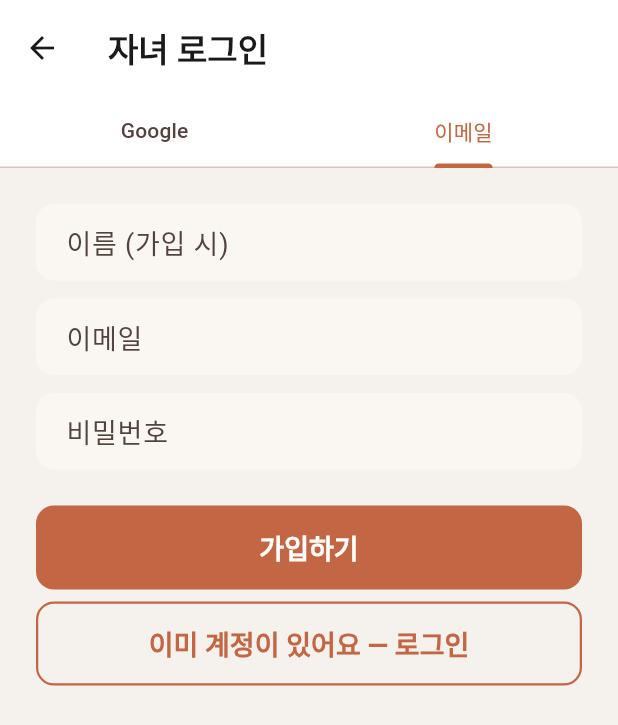
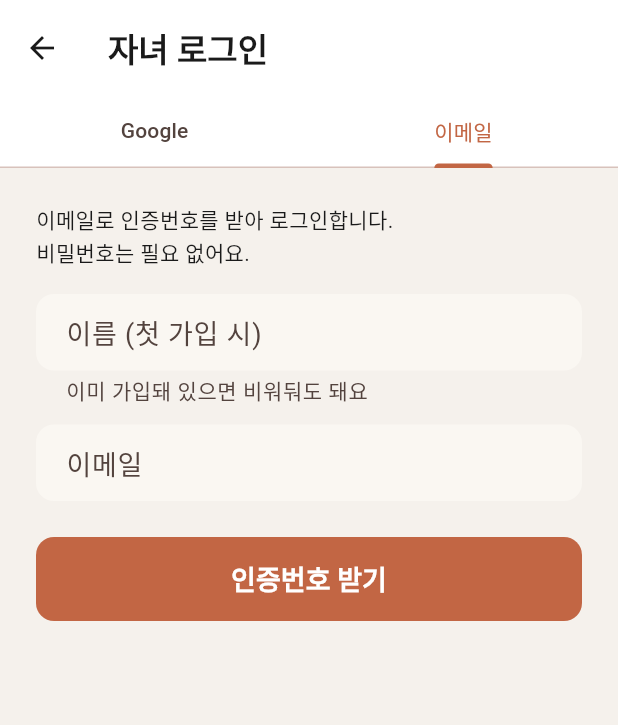
Before and after one commit to y0000h/kyh_medi, a Flutter app: the ChildLoginScreen screen opened directly, tab 2 chosen, on a phone screen of 412 x 824 dp. Shown: the top 725 px of the screen. Run offline on Flutter 3.47's test engine with Material 3 defaults, Android fonts, the phone set to English and light mode, and no system bars; our stand-ins replace firebase_core, firebase_messaging, flutter_local_notifications, google_mobile_ads, hive, hive_flutter and 6 more; accounts and stored records are empty; Roboto replaces fonts that are missing (Pretendard).

Commit message:
feat(child): 자녀 인증 이메일/비번 → 이메일 OTP 전환
- ChildAuthService: signUp/signIn → sendEmailOtp + verifyEmailOtp. 첫 로그인 시 displayName 메타데이터로 자동 가입. emailRedirectTo로 메일 링크 클릭 시 앱 자동 열림 흐름도 함께.
- ChildLoginScreen: 2단계 UI (이메일+이름 → 인증번호 받기 → 코드 입력 → 확인). 코드 입력 최대 길이 10으로 풀어 Supabase 프로젝트 설정에 따른 6/8자리 가변 대응.
- ChildHomeScreen: AppBar에 로그아웃 액션 + 확인 다이얼로그.
- docs/supabase-email-template.md: Supabase Dashboard Auth → Email Templates → Magic Link 탭에 붙여넣을 HTML. {{ .Token }} 6자리 코드 큰 글씨 + 로그인 버튼. 중복 면책 문구(Supabase footer가 자동 추가) 제거.

⚠️ Google OAuth는 코드 OK — Supabase 콘솔에서 Provider 활성화 + OAuth client ID/secret 등록 필요(별도).

Co-Authored-By: Claude Opus 4.7 (1M context) <noreply@anthropic.com>

```diff
--- a/lib/features/child/auth/ui/child_login_screen.dart
+++ b/lib/features/child/auth/ui/child_login_screen.dart
@@ -1,9 +1,14 @@
 import 'package:flutter/material.dart';
+import 'package:flutter/services.dart';
 import '../child_auth_service.dart';
 
-/// 자녀 로그인 화면 — Google OAuth + 이메일 2탭.
+/// 자녀 로그인 화면 — Google OAuth + 이메일 OTP 2탭.
+///
+/// - 이메일 탭은 비밀번호 없는 OTP 방식: 이메일 입력 → 인증번호 메일 발송 →
+///   6자리 코드 입력 → 검증. 첫 로그인 시 자동 계정 생성.
 class ChildLoginScreen extends StatefulWidget {
-  const ChildLoginScreen({super.key});
+  final VoidCallback? onModeChange;
+  const ChildLoginScreen({super.key, this.onModeChange});
 
   @override
   State<ChildLoginScreen> createState() => _ChildLoginScreenState();
@@ -14,10 +19,12 @@ class _ChildLoginScreenState extends State<ChildLoginScreen>
   late final TabController _tab;
   final _auth = ChildAuthService();
   final _email = TextEditingController();
-  final _password = TextEditingController();
   final _name = TextEditingController();
+  final _otp = TextEditingController();
   bool _loading = false;
+  bool _otpSent = false;
   String? _error;
+  String? _info;
 
   @override
   void initState() {
@@ -29,30 +36,95 @@ class _ChildLoginScreenState extends State<ChildLoginScreen>
   void dispose() {
     _tab.dispose();
     _email.dispose();
-    _password.dispose();
     _name.dispose();
+    _otp.dispose();
     super.dispose();
   }
 
-  Future<void> _go(Future<void> Function() action) async {
+  Future<void> _sendOtp() async {
+    final email = _email.text.trim();
+    if (email.isEmpty || !email.contains('@')) {
+      setState(() => _error = '올바른 이메일을 입력해주세요');
+      return;
+    }
+    setState(() {
+      _loading = true;
+      _error = null;
+      _info = null;
+    });
+    try {
+      await _auth.sendEmailOtp(
+        email: email,
+        displayName: _name.text.trim(),
+      );
+      if (!mounted) return;
+      setState(() {
+        _otpSent = true;
+        _info = '$email 으로 6자리 인증번호를 보냈어요. 메일 확인 후 입력해주세요.';
+      });
+    } catch (e) {
+      if (mounted) setState(() => _error = '인증번호 발송 실패: $e');
+    } finally {
+      if (mounted) setState(() => _loading = false);
+    }
+  }
+
+  Future<void> _verifyOtp() async {
+    final code = _otp.text.trim();
+    if (code.length < 6) {
+      setState(() => _error = '인증번호를 끝까지 입력해주세요');
+      return;
+    }
     setState(() {
       _loading = true;
       _error = null;
     });
     try {
-      await action();
+      await _auth.verifyEmailOtp(email: _email.text.trim(), token: code);
       await _auth.ensureChildUserRow(displayName: _name.text.trim());
+      // child_shell이 onAuthStateChange로 전환됨 — 추가 navigation 불필요
     } catch (e) {
-      if (mounted) setState(() => _error = '$e');
+      if (mounted) setState(() => _error = '인증번호가 맞지 않거나 만료됐어요');
     } finally {
       if (mounted) setState(() => _loading = false);
     }
+  }
+
+  Future<void> _googleSignIn() async {
+    setState(() {
+      _loading = true;
+      _error = null;
+    });
+    try {
+      await _auth.signInWithGoogle();
+      await _auth.ensureChildUserRow(displayName: _name.text.trim());
+    } catch (e) {
+      if (mounted) setState(() => _error = 'Google 로그인 실패: $e');
+    } finally {
+      if (mounted) setState(() => _loading = false);
+    }
+  }
+
+  void _resetEmailFlow() {
+    setState(() {
+      _otpSent = false;
+      _otp.clear();
+      _error = null;
+      _info = null;
+    });
   }
 
   @override
   Widget build(BuildContext context) {
     return Scaffold(
       appBar: AppBar(
+        leading: widget.onModeChange == null
+            ? null
+            : IconButton(
+                icon: const Icon(Icons.arrow_back),
+                tooltip: '모드 변경',
+                onPressed: _loading ? null : widget.onModeChange,
+              ),
         title: const Text('자녀 로그인'),
         bottom: TabBar(
           controller: _tab,
@@ -71,24 +143,20 @@ class _ChildLoginScreenState extends State<ChildLoginScreen>
         child: Column(
           mainAxisAlignment: MainAxisAlignment.center,
           children: [
-            const Icon(Icons.family_restroom,
-                size: 80, color: Colors.blueAccent),
+            const Icon(Icons.family_restroom, size: 80, color: Colors.blueAccent),
             const SizedBox(height: 24),
-            const Text(
-              'Google 계정으로 빠르게 시작',
-              style: TextStyle(fontSize: 18, fontWeight: FontWeight.w700),
-            ),
+            const Text('Google 계정으로 빠르게 시작',
+                style: TextStyle(fontSize: 18, fontWeight: FontWeight.w700)),
             const SizedBox(height: 32),
             ElevatedButton.icon(
               icon: const Icon(Icons.login),
               label: const Text('Google로 로그인'),
-              onPressed: _loading ? null : () => _go(_auth.signInWithGoogle),
+              onPressed: _loading ? null : _googleSignIn,
             ),
-            if (_error != null)
+            if (_error != null && _tab.index == 0)
               Padding(
                 padding: const EdgeInsets.only(top: 16),
-                child: Text(_error!,
-                    style: const TextStyle(color: Colors.red)),
+                child: Text(_error!, style: const TextStyle(color: Colors.red)),
               ),
           ],
         ),
@@ -99,50 +167,80 @@ class _ChildLoginScreenState extends State<ChildLoginScreen>
         child: Column(
           crossAxisAlignment: CrossAxisAlignment.stretch,
           children: [
+            if (!_otpSent) ..._emailStep() else ..._otpStep(),
+            if (_info != null)
+              Padding(
+                padding: const EdgeInsets.only(top: 16),
+                child: Text(_info!, style: const TextStyle(color: Colors.green)),
+              ),
+            if (_error != null && _tab.index == 1)
+              Padding(
+                padding: const EdgeInsets.only(top: 16),
+                child: Text(_error!, style: const TextStyle(color: Colors.red)),
+              ),
+          ],
+        ),
+      );
+
+  List<Widget> _emailStep() => [
+        const Text('이메일로 인증번호를 받아 로그인합니다.\n비밀번호는 필요 없어요.',
+            style: TextStyle(fontSize: 14, height: 1.5)),
+        const SizedBox(height: 16),
         TextField(
           controller: _name,
-              decoration: const InputDecoration(labelText: '이름 (가입 시)'),
+          decoration: const InputDecoration(
+            labelText: '이름 (첫 가입 시)',
+            helperText: '이미 가입돼 있으면 비워둬도 돼요',
+          ),
         ),
         const SizedBox(height: 12),
         TextField(
           controller: _email,
-              decoration: const InputDecoration(labelText: '이메일'),
+          decoration: const InputDecoration(
+            labelText: '이메일',
+            hintText: 'your@example.com',
+          ),
           keyboardType: TextInputType.emailAddress,
-            ),
-            const SizedBox(height: 12),
-            TextField(
-              controller: _password,
-              decoration: const InputDecoration(labelText: '비밀번호'),
-              obscureText: true,
         ),
         const SizedBox(height: 24),
         ElevatedButton(
-              onPressed: _loading
-                  ? null
-                  : () => _go(() => _auth.signUpWithEmail(
-                        email: _email.text.trim(),
-                        password: _password.text,
-                        displayName: _name.text.trim(),
-                      )),
-              child: const Text('가입하기'),
+          onPressed: _loading ? null : _sendOtp,
+          child: Text(_loading ? '발송 중…' : '인증번호 받기'),
         ),
-            const SizedBox(height: 8),
-            OutlinedButton(
-              onPressed: _loading
-                  ? null
-                  : () => _go(() => _auth.signInWithEmail(
-                        email: _email.text.trim(),
-                        password: _password.text,
-                      )),
-              child: const Text('이미 계정이 있어요 — 로그인'),
+      ];
+
+  List<Widget> _otpStep() => [
+        Text('${_email.text.trim()} 로 보낸 인증번호를 입력해주세요',
+            style: const TextStyle(fontSize: 14, height: 1.5)),
+        const SizedBox(height: 16),
+        TextField(
+          controller: _otp,
+          decoration: const InputDecoration(
+            labelText: '인증번호',
+            counterText: '',
           ),
-            if (_error != null)
-              Padding(
-                padding: const EdgeInsets.only(top: 16),
-                child: Text(_error!,
-                    style: const TextStyle(color: Colors.red)),
+          keyboardType: TextInputType.number,
+          inputFormatters: [
+            FilteringTextInputFormatter.digitsOnly,
+            LengthLimitingTextInputFormatter(10),
+          ],
+          textAlign: TextAlign.center,
+          style: const TextStyle(fontSize: 24, letterSpacing: 6, fontWeight: FontWeight.w700),
         ),
-          ],
+        const SizedBox(height: 24),
+        ElevatedButton(
+          onPressed: _loading ? null : _verifyOtp,
+          child: Text(_loading ? '확인 중…' : '확인'),
         ),
-      );
+        const SizedBox(height: 12),
+        TextButton(
+          onPressed: _loading ? null : _sendOtp,
+          child: const Text('인증번호 재발송'),
+        ),
+        const SizedBox(height: 4),
+        TextButton(
+          onPressed: _loading ? null : _resetEmailFlow,
+          child: const Text('이메일 다시 입력'),
+        ),
+      ];
 }
```
Also changed, not shown: lib/features/child/auth/child_auth_service.dart (+20 -9 lines), lib/features/child/home/ui/child_home_screen.dart (+36 -1 lines), 1 other file. Lines whose indentation alone changed are shown as unchanged.
